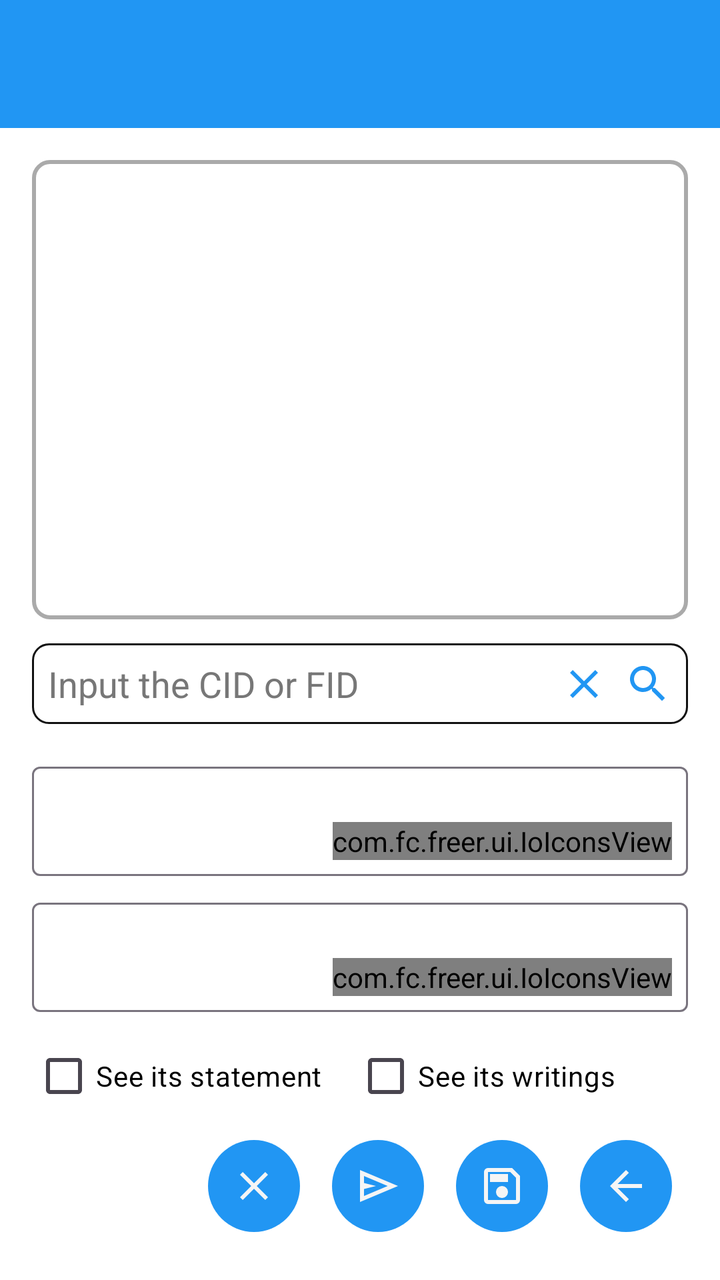
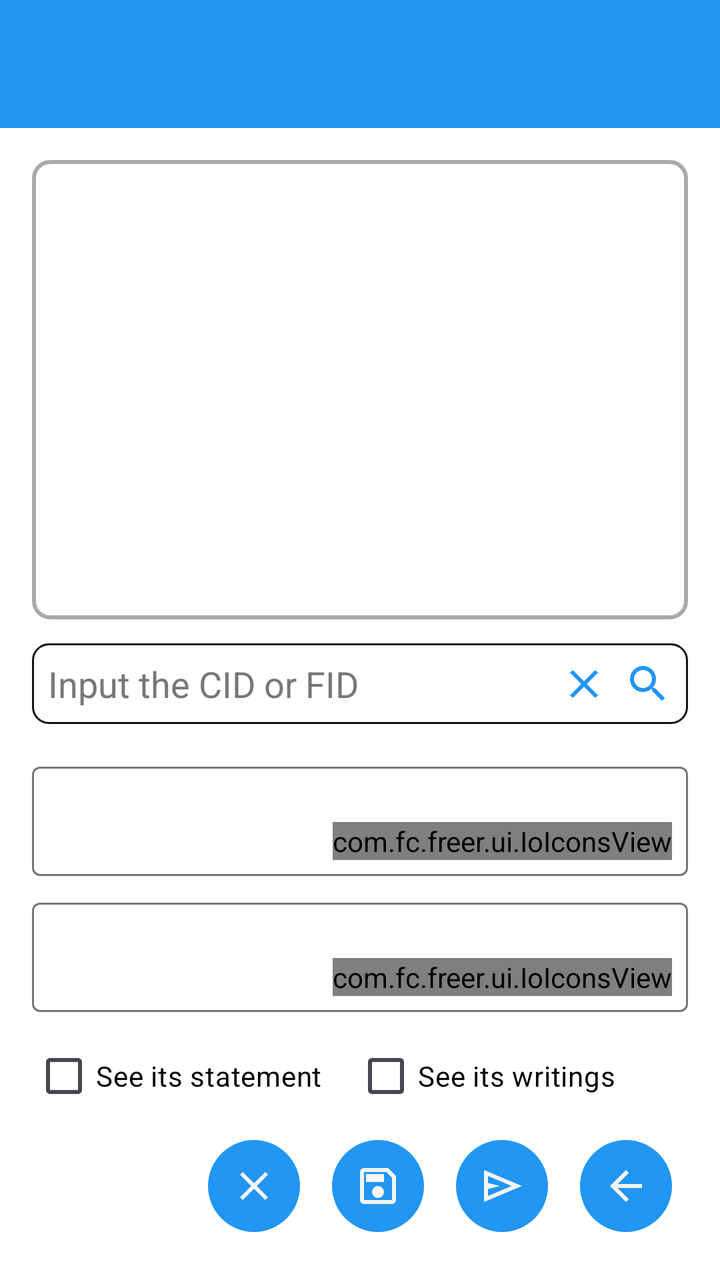

An Android layout rendered at two revisions. The XML below is the earlier revision; the diff shows what the commit changed to produce the second picture.
<!-- AndroidManifest.xml: application theme Theme.Freer -->
<!-- res/layout/activity_create_contact.xml -->
<?xml version="1.0" encoding="utf-8"?>
<LinearLayout xmlns:android="http://schemas.android.com/apk/res/android"
    xmlns:app="http://schemas.android.com/apk/res-auto"
    android:layout_width="match_parent"
    android:layout_height="match_parent"
    android:orientation="vertical">

    
    <include layout="@layout/common_toolbar" />

    <LinearLayout
        android:layout_width="match_parent"
        android:layout_height="match_parent"
        android:orientation="vertical"
        android:padding="16dp">

        
        <LinearLayout
            android:layout_width="match_parent"
            android:layout_height="0dp"
            android:layout_weight="2"
            android:orientation="vertical"
            android:layout_marginBottom="16dp">

            
            <TextView
                android:id="@+id/searchResultsHint"
                android:layout_width="match_parent"
                android:layout_height="wrap_content"
                android:text="@string/search_results"
                android:textStyle="bold"
                android:textSize="16sp"
                android:textColor="@color/text"
                android:layout_marginBottom="8dp"
                android:visibility="gone" />

            
            <ScrollView
                android:layout_width="match_parent"
                android:layout_height="0dp"
                android:layout_weight="1"
                android:background="@drawable/container_outline"
                android:layout_marginBottom="8dp"
                android:padding="8dp">

                <LinearLayout
                    android:layout_width="match_parent"
                    android:layout_height="wrap_content"
                    android:orientation="vertical">

                    
                    <LinearLayout
                        android:id="@+id/searchResultsLayout"
                        android:layout_width="match_parent"
                        android:layout_height="wrap_content"
                        android:orientation="vertical" />

                    
                    <LinearLayout
                        android:layout_width="wrap_content"
                        android:layout_height="wrap_content"
                        android:layout_gravity="end"
                        android:orientation="horizontal">

                        <TextView
                            android:id="@+id/moreResultsHint"
                            android:layout_width="match_parent"
                            android:layout_height="wrap_content"
                            android:textColor="@color/hint"
                            android:textSize="12sp"
                            android:layout_gravity="center_vertical"
                            android:layout_marginTop="4dp"
                            android:visibility="gone" />

                        <Button
                            android:id="@+id/moreFidButton"
                            android:layout_width="wrap_content"
                            android:layout_height="wrap_content"
                            android:text="@string/more"
                            android:layout_marginTop="8dp"
                            android:visibility="gone"
                            android:layout_gravity="center_vertical"
                            style="@style/ButtonStyle" />

                    </LinearLayout>

                </LinearLayout>

            </ScrollView>

            
            <RelativeLayout
                android:layout_width="match_parent"
                android:layout_height="wrap_content"
                android:layout_marginBottom="0dp">

                <EditText
                    android:id="@+id/fidSearchEditText"
                    android:layout_width="match_parent"
                    android:layout_height="wrap_content"
                    android:hint="@string/enter_fid_or_cidt"
                    android:inputType="text"
                    android:textColor="@color/text"
                    android:textColorHint="@color/hint"
                    android:layout_marginTop="4dp"
                    android:background="@drawable/bg_input_view"
                    android:maxLines="1"
                    android:gravity="top|start"
                    android:paddingEnd="80dp"
                    android:paddingStart="8dp"
                    android:paddingTop="8dp"
                    android:paddingBottom="8dp"
                    android:ellipsize="middle" />

                <LinearLayout
                    android:layout_width="wrap_content"
                    android:layout_height="wrap_content"
                    android:layout_alignBottom="@id/fidSearchEditText"
                    android:layout_alignEnd="@id/fidSearchEditText"
                    android:layout_marginEnd="4dp"
                    android:layout_marginBottom="4dp"
                    android:orientation="horizontal">

                    <ImageButton
                        android:id="@+id/clearFidButton"
                        android:layout_width="32dp"
                        android:layout_height="32dp"
                        android:layout_marginStart="4dp"
                        android:src="@drawable/ic_clear"
                        android:background="?attr/selectableItemBackgroundBorderless"
                        android:scaleType="fitCenter"
                        android:padding="4dp"
                        android:contentDescription="@string/clear" />

                    <ImageButton
                        android:id="@+id/searchButton"
                        android:layout_width="32dp"
                        android:layout_height="32dp"
                        android:src="@drawable/ic_search"
                        android:background="?attr/selectableItemBackgroundBorderless"
                        android:scaleType="fitCenter"
                        android:padding="4dp"
                        android:contentDescription="@string/search"
                        app:tint="@color/accent" />



                </LinearLayout>

            </RelativeLayout>

        </LinearLayout>

        
        <LinearLayout
            android:id="@+id/inputContainer"
            android:layout_width="match_parent"
            android:layout_height="wrap_content"
            android:orientation="vertical"
            android:layout_marginBottom="8dp">

            <include
                android:id="@+id/titlesView"
                layout="@layout/layout_text_input_with_scan"
                android:layout_width="match_parent"
                android:layout_height="60dp"
                android:layout_marginBottom="8dp" />

            <include
                android:id="@+id/memoView"
                layout="@layout/layout_text_input_with_scan"
                android:layout_width="match_parent"
                android:layout_height="60dp" />

        </LinearLayout>

        
        <LinearLayout
            android:id="@+id/checkContainer"
            android:layout_width="match_parent"
            android:layout_height="wrap_content"
            android:orientation="horizontal"
            android:layout_marginBottom="0dp">

            <CheckBox
                android:id="@+id/seeStatementCheckBox"
                android:layout_width="wrap_content"
                android:layout_height="wrap_content"
                android:text="@string/see_statement"
                android:textColor="@color/text"
                android:layout_marginEnd="16dp" />

            <CheckBox
                android:id="@+id/seeWritingsCheckBox"
                android:layout_width="wrap_content"
                android:layout_height="wrap_content"
                android:text="@string/see_writings"
                android:textColor="@color/text" />

        </LinearLayout>

        
        <LinearLayout
            android:id="@+id/buttonContainer"
            android:layout_width="match_parent"
            android:layout_height="wrap_content"
            android:orientation="horizontal"
            android:gravity="end">

            <ImageButton
                android:id="@+id/clearButton"
                style="@style/ImageButtonStyle"
                android:src="@drawable/ic_clear"
                android:contentDescription="@string/clear" />

            <ImageButton
                android:id="@+id/carveButton"
                style="@style/ImageButtonStyle"
                android:src="@drawable/ic_send"
                android:contentDescription="@string/carve" />

            <ImageButton
                android:id="@+id/saveButton"
                style="@style/ImageButtonStyle"
                android:src="@drawable/ic_save"
                android:contentDescription="@string/save" />
            <ImageButton
                android:id="@+id/back_button"
                style="@style/ImageButtonStyle"
                android:src="@drawable/ic_back"
                android:contentDescription="@string/back" />

        </LinearLayout>

    </LinearLayout>

</LinearLayout>
<!-- res/layout/common_toolbar.xml (included above) -->
<?xml version="1.0" encoding="utf-8"?>
<androidx.appcompat.widget.Toolbar xmlns:android="http://schemas.android.com/apk/res/android"
    xmlns:app="http://schemas.android.com/apk/res-auto"
    android:id="@+id/toolbar"
    android:layout_width="match_parent"
    android:layout_height="?attr/actionBarSize"
    android:background="@color/accent"
    android:theme="@style/ThemeOverlay.Freer.Toolbar">

    <LinearLayout
        android:id="@+id/toolbar_fid_container"
        android:layout_width="wrap_content"
        android:layout_height="match_parent"
        android:layout_gravity="end"
        android:orientation="horizontal"
        android:gravity="end|center_vertical"
        android:visibility="gone"
        android:clickable="true"
        android:focusable="true"
        android:paddingStart="8dp"
        android:paddingEnd="16dp"
        android:background="?android:attr/selectableItemBackground">

        <TextView
            android:id="@+id/toolbar_fid_text"
            android:layout_width="130dp"
            android:layout_height="wrap_content"
            android:textColor="@color/main_background"
            android:paddingStart="8dp"
            android:paddingEnd="4dp"
            android:textSize="14sp"
            android:maxLines="1"
            android:gravity="end"
            android:ellipsize="middle" />

        <ImageView
            android:id="@+id/toolbar_avatar"
            android:layout_width="42dp"
            android:layout_height="42dp"
            android:background="@color/accent"
            android:scaleType="centerCrop"
            android:contentDescription="@string/avatar" />

    </LinearLayout>

</androidx.appcompat.widget.Toolbar>
<!-- res/layout/layout_text_input_with_scan.xml (included above) -->
<?xml version="1.0" encoding="utf-8"?>
<FrameLayout xmlns:android="http://schemas.android.com/apk/res/android"
    xmlns:app="http://schemas.android.com/apk/res-auto"
    android:layout_width="match_parent"
    android:layout_height="match_parent">

    <com.google.android.material.textfield.TextInputLayout
        android:id="@+id/textInputWithScanLayout"
        android:layout_width="match_parent"
        android:layout_height="match_parent"
        app:boxBackgroundColor="@color/input_field_background"
        style="@style/Widget.Material3.TextInputLayout.OutlinedBox">

        <com.google.android.material.textfield.TextInputEditText
            android:id="@+id/textInput"
            android:layout_width="match_parent"
            android:layout_height="match_parent"
            android:gravity="top"
            android:inputType="textMultiLine"
            android:minLines="3"
            android:paddingStart="8dp"
            android:paddingEnd="70dp"
            android:paddingBottom="8dp"
            />
    </com.google.android.material.textfield.TextInputLayout>

    <com.fc.freer.ui.IoIconsView
        android:id="@+id/scanIcon"
        android:layout_width="wrap_content"
        android:layout_height="wrap_content"
        android:layout_gravity="bottom|end"
        android:layout_margin="8dp" />
</FrameLayout>
<!-- resources referenced by this layout -->
<resources>
  <color name="accent">#2196F3</color>
  <color name="hint">#777777</color>
  <color name="input_field_background">#FFFFFF</color>
  <color name="main_background">#F5F5F5</color>
  <color name="text">#000000</color>
  <!-- drawable bg_input_view (drawable) -->
  <?xml version="1.0" encoding="utf-8"?>
  <shape xmlns:android="http://schemas.android.com/apk/res/android"
      android:shape="rectangle">
      <solid android:color="@color/input_field_background" />
      <stroke android:width="1dp" android:color="@color/outline_heavy" />
      <corners android:radius="8dp" />
      <padding android:left="8dp" android:top="8dp" android:right="8dp" android:bottom="8dp" />
  </shape>
  <!-- drawable container_outline (drawable) -->
  <?xml version="1.0" encoding="utf-8"?>
  <shape xmlns:android="http://schemas.android.com/apk/res/android"
      android:shape="rectangle"
      >
      <solid android:color="#00000000" />
      <stroke
          android:width="2dp"
          android:color="@color/container_outline" />
      <corners android:radius="8dp" />
  </shape>
  <!-- drawable ic_back (drawable) -->
  <vector xmlns:android="http://schemas.android.com/apk/res/android"
      android:width="24dp"
      android:height="24dp"
      android:viewportWidth="960"
      android:viewportHeight="960">
    <path
        android:pathData="m313,520 l224,224 -57,56 -320,-320 320,-320 57,56 -224,224h487v80L313,520Z"
        android:fillColor="@color/main_background"/>
  </vector>
  <!-- drawable ic_clear (drawable) -->
  <?xml version="1.0" encoding="utf-8"?>
  <vector xmlns:android="http://schemas.android.com/apk/res/android"
      android:width="24dp"
      android:height="24dp"
      android:viewportWidth="24"
      android:viewportHeight="24"
      android:tint="@color/accent">
      <path
          android:fillColor="@color/text"
          android:pathData="M19,6.41L17.59,5 12,10.59 6.41,5 5,6.41 10.59,12 5,17.59 6.41,19 12,13.41 17.59,19 19,17.59 13.41,12z"/>
  </vector>
  <!-- drawable ic_send (drawable) -->
  <vector xmlns:android="http://schemas.android.com/apk/res/android"
      android:width="24dp"
      android:height="24dp"
      android:viewportWidth="960"
      android:viewportHeight="960">
    <path
        android:pathData="M120,800v-640l760,320 -760,320ZM200,680 L674,480 200,280v140l240,60 -240,60v140ZM200,680v-400,400Z"
        android:fillColor="@color/warning"/>
  </vector>
  <string name="avatar">Avatar</string>
  <string name="back">Back</string>
  <string name="carve">Carve</string>
  <string name="clear">Clear</string>
  <string name="enter_fid_or_cidt">Input the CID or FID</string>
  <string name="more">More</string>
  <string name="save">Save</string>
  <string name="search">Search</string>
  <string name="search_results">Search Results</string>
  <string name="see_statement">See its statement</string>
  <string name="see_writings">See its writings</string>
  <style name="ImageButtonStyle">
          <item name="android:layout_width">46dp</item>
          <item name="android:layout_height">46dp</item>
          <item name="android:layout_margin">8dp</item>
          <item name="android:background">@drawable/bg_round_accent</item>
          <item name="android:tint">@color/main_background</item>
          <item name="android:scaleType">centerInside</item>
          <item name="android:padding">8dp</item>
      </style>
  <style name="ThemeOverlay.Freer.Toolbar" parent="ThemeOverlay.AppCompat.ActionBar">
          <item name="android:textColorPrimary">@color/main_background</item>
          <item name="android:textColorSecondary">@color/main_background</item>
      </style>
  <style name="Theme.Freer" parent="Base.Theme.Freer" />
  <color name="outline_heavy">#111111</color>
  <color name="container_outline">#AAAAAA</color>
  <color name="warning">#FF9800</color>
  <dimen name="button_height">52dp</dimen>
  <!-- drawable bg_round_accent (drawable) -->
  <?xml version="1.0" encoding="utf-8"?>
  <shape xmlns:android="http://schemas.android.com/apk/res/android"
      android:shape="oval">
      <solid android:color="@color/accent" />
  </shape>
  <!-- unchanged entries left out for length: 4 -->
</resources>

<!-- the commit's change to res/layout/activity_create_contact.xml (unified diff, before → after) -->
@@ -212,18 +212,17 @@
                 style="@style/ImageButtonStyle"
                 android:src="@drawable/ic_clear"
                 android:contentDescription="@string/clear" />
-
+            <ImageButton
+                android:id="@+id/saveButton"
+                style="@style/ImageButtonStyle"
+                android:src="@drawable/ic_save"
+                android:contentDescription="@string/save" />
             <ImageButton
                 android:id="@+id/carveButton"
                 style="@style/ImageButtonStyle"
                 android:src="@drawable/ic_send"
                 android:contentDescription="@string/carve" />
 
-            <ImageButton
-                android:id="@+id/saveButton"
-                style="@style/ImageButtonStyle"
-                android:src="@drawable/ic_save"
-                android:contentDescription="@string/save" />
             <ImageButton
                 android:id="@+id/back_button"
                 style="@style/ImageButtonStyle"
